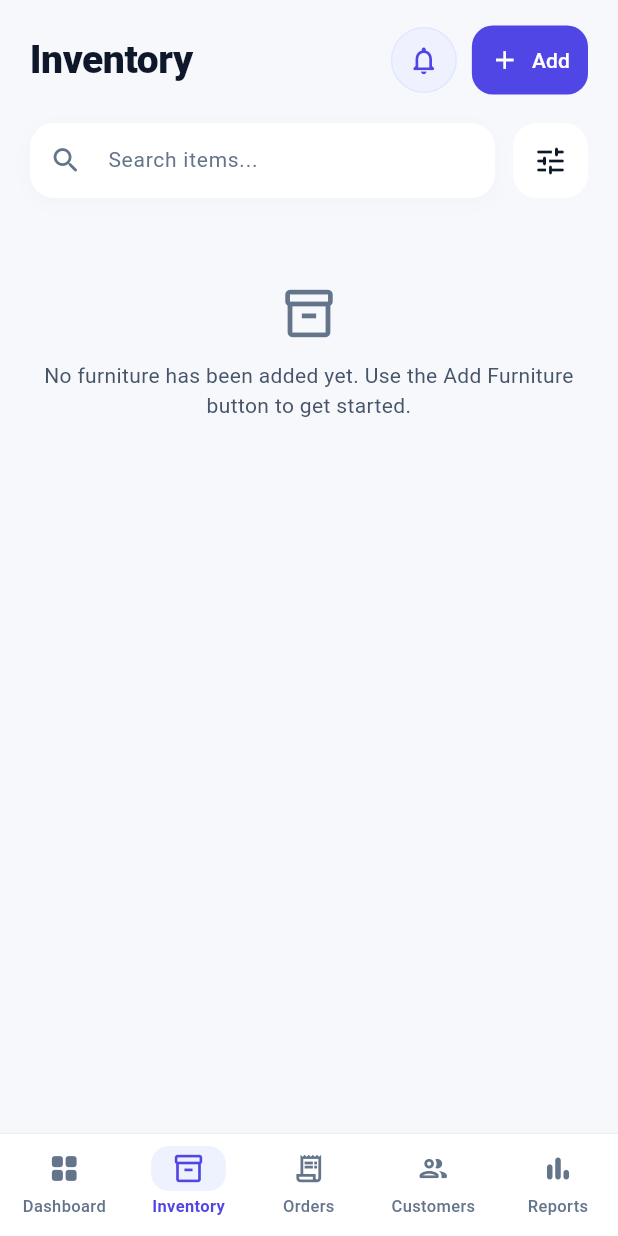
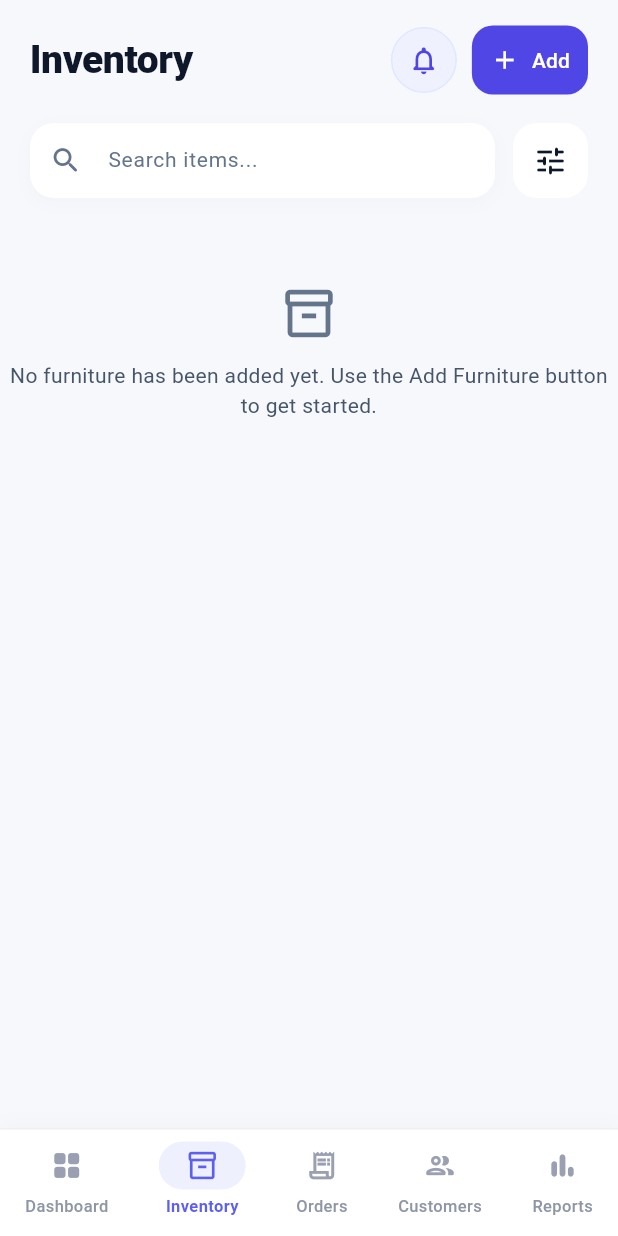
Before and after one commit to kalviumcommunity/S131_SeatAndSet_Kalvium-Community, a Flutter app: the screen it shows after launch, item 2 of the bottom bar chosen, on a phone screen of 412 x 824 dp. Run offline on Flutter 3.47's test engine with Material 3 defaults, Android fonts, the phone set to English and light mode, and no system bars; our stand-ins replace cloud_firestore, firebase_auth, firebase_core; accounts and stored records are empty.

Commit message:
perf(admin): optimize render pipeline, list virtualization, canvas caching, and navigation state preservation

```diff
--- a/lib/admin_panel/models/inventory_item.dart
+++ b/lib/admin_panel/models/inventory_item.dart
@@ -39,6 +39,11 @@ class InventoryItem {
       case InventoryStatus.inTransit:
         return 'In Transit';
     }
+  }
+
+  bool matchesQuery(String query) {
+    if (query.isEmpty) return true;
+    return name.toLowerCase().contains(query) || sku.toLowerCase().contains(query);
   }
 
   /// Convert this item into a Firestore-compatible map.
--- a/lib/admin_panel/screens/admin_inventory_screen.dart
+++ b/lib/admin_panel/screens/admin_inventory_screen.dart
@@ -15,9 +15,13 @@ class AdminInventoryScreen extends StatefulWidget {
   const AdminInventoryScreen({
     super.key,
     this.inventoryService,
+    this.showBottomNav = true,
+    this.onNavigateTab,
   });
 
   final InventoryService? inventoryService;
+  final bool showBottomNav;
+  final ValueChanged<int>? onNavigateTab;
 
   @override
   State<AdminInventoryScreen> createState() =>
@@ -59,10 +63,7 @@ void initState() {
     final query = _searchController.text.toLowerCase().trim();
 
     return items.where((item) {
-      final matchesQuery = query.isEmpty ||
-          item.name.toLowerCase().contains(query) ||
-          item.sku.toLowerCase().contains(query);
-
+      final matchesQuery = item.matchesQuery(query);
       final matchesStatus = _selectedStatusFilter == null ||
           item.status == _selectedStatusFilter;
 
@@ -439,23 +440,33 @@ void initState() {
           child: Column(
             children: [
               Expanded(
-                child: ListView(
-                  padding: const EdgeInsets.symmetric(
-                    horizontal: 20,
-                    vertical: 16,
-                  ),
+                child: StreamBuilder<List<InventoryItem>>(
+                  stream: _inventoryService.watchFurniture(),
+                  builder: (context, snapshot) {
+                    final allItems = snapshot.data ?? <InventoryItem>[];
+                    final filteredItems = _filterItems(allItems);
+
+                    return CustomScrollView(
+                      physics: const BouncingScrollPhysics(),
+                      slivers: [
+                        SliverPadding(
+                          padding: const EdgeInsets.fromLTRB(20, 16, 20, 0),
+                          sliver: SliverToBoxAdapter(
+                            child: Column(
                               children: [
                                 _buildHeader(),
                                 const SizedBox(height: 18),
                                 _buildSearchAndFilterRow(),
                                 const SizedBox(height: 18),
-                    StreamBuilder<List<InventoryItem>>(
-                      stream: _inventoryService.watchFurniture(),
-                      builder: (context, snapshot) {
+                              ],
+                            ),
+                          ),
+                        ),
                         if (snapshot.connectionState ==
                                 ConnectionState.waiting &&
-                            !snapshot.hasData) {
-                          return const Padding(
+                            !snapshot.hasData)
+                          const SliverToBoxAdapter(
+                            child: Padding(
                               padding: EdgeInsets.symmetric(
                                 vertical: 60,
                               ),
@@ -464,11 +475,11 @@ void initState() {
                                   color: Color(0xFF4F46E5),
                                 ),
                               ),
-                          );
-                        }
-
-                        if (snapshot.hasError) {
-                          return _buildMessage(
+                            ),
+                          )
+                        else if (snapshot.hasError)
+                          SliverToBoxAdapter(
+                            child: _buildMessage(
                               'Unable to load inventory. Check your '
                               'connection and Firestore permissions.',
                               icon: Icons.cloud_off_outlined,
@@ -476,38 +487,36 @@ void initState() {
                                 onPressed: () => setState(() {}),
                                 child: const Text('Retry'),
                               ),
-                          );
-                        }
-
-                        final allItems =
-                            snapshot.data ?? <InventoryItem>[];
-                        final filteredItems =
-                            _filterItems(allItems);
-
-                        if (allItems.isEmpty) {
-                          return _buildMessage(
+                            ),
+                          )
+                        else if (allItems.isEmpty)
+                          SliverToBoxAdapter(
+                            child: _buildMessage(
                               'No furniture has been added yet. '
                               'Use the Add Furniture button to get started.',
                               icon: Icons.inventory_2_outlined,
-                          );
-                        }
-
-                        if (filteredItems.isEmpty) {
-                          return _buildMessage(
+                            ),
+                          )
+                        else if (filteredItems.isEmpty)
+                          SliverToBoxAdapter(
+                            child: _buildMessage(
                               'No items match your search or filter.',
                               icon: Icons.search_off_rounded,
-                          );
-                        }
-
-                        return Column(
-                          children: filteredItems
-                              .map(_buildInventoryCard)
-                              .toList(),
+                            ),
+                          )
+                        else
+                          SliverPadding(
+                            padding: const EdgeInsets.symmetric(horizontal: 20),
+                            sliver: SliverList.builder(
+                              itemCount: filteredItems.length,
+                              itemBuilder: (context, index) =>
+                                  _buildInventoryCard(filteredItems[index]),
+                            ),
+                          ),
+                        const SliverToBoxAdapter(child: SizedBox(height: 16)),
+                      ],
                     );
                   },
-                    ),
-                    const SizedBox(height: 16),
-                  ],
                 ),
               ),
               _buildBottomNavigationBar(),
@@ -792,6 +801,8 @@ void initState() {
   }
 
   Widget _buildBottomNavigationBar() {
+    if (!widget.showBottomNav) return const SizedBox.shrink();
+
     final navItems = [
       _NavItem(icon: Icons.grid_view_rounded, label: 'Dashboard'),
       _NavItem(icon: Icons.inventory_2_outlined, label: 'Inventory'),
@@ -816,6 +827,10 @@ void initState() {
               item: navItems[i],
               isSelected: i == 1,
               onTap: () {
+                if (widget.onNavigateTab != null) {
+                  widget.onNavigateTab!(i);
+                  return;
+                }
                 if (i == 0) {
                   Navigator.pushReplacement(
                     context,
--- /dev/null
+++ b/lib/admin_panel/screens/admin_shell_screen.dart
@@ -0,0 +1,174 @@
+import 'package:flutter/material.dart';
+
+import 'admin_dashboard_screen.dart';
+import 'admin_inventory_screen.dart';
+import 'admin_orders_screen.dart';
+import 'admin_customers_screen.dart';
+import 'admin_reports_screen.dart';
+
+/// Performance-optimized state-preserving Navigation Shell for the Admin Panel.
+///
+/// Uses an [IndexedStack] to keep all 5 admin modules alive in memory, preserving
+/// scroll positions, form inputs, search filters, and avoiding redundant route transitions.
+class AdminShellScreen extends StatefulWidget {
+  final int initialIndex;
+  final dynamic inventoryService;
+
+  const AdminShellScreen({
+    super.key,
+    this.initialIndex = 0,
+    this.inventoryService,
+  });
+
+  static AdminShellScreenState? of(BuildContext context) {
+    return context.findAncestorStateOfType<AdminShellScreenState>();
+  }
+
+  @override
+  State<AdminShellScreen> createState() => AdminShellScreenState();
+}
+
+class AdminShellScreenState extends State<AdminShellScreen> {
+  late int _currentIndex;
+
+  final List<_ShellNavItem> _navItems = const [
+    _ShellNavItem(icon: Icons.grid_view_rounded, label: 'Dashboard'),
+    _ShellNavItem(icon: Icons.inventory_2_outlined, label: 'Inventory'),
+    _ShellNavItem(icon: Icons.receipt_long_outlined, label: 'Orders'),
+    _ShellNavItem(icon: Icons.people_outline_rounded, label: 'Customers'),
+    _ShellNavItem(icon: Icons.bar_chart_rounded, label: 'Reports'),
+  ];
+
+  @override
+  void initState() {
+    super.initState();
+    _currentIndex = widget.initialIndex;
+  }
+
+  void switchTab(int index) {
+    if (index < 0 || index >= _navItems.length) return;
+    if (_currentIndex != index) {
+      setState(() => _currentIndex = index);
+    }
+  }
+
+  @override
+  Widget build(BuildContext context) {
+    return Scaffold(
+      backgroundColor: const Color(0xFFF7F8FC),
+      body: IndexedStack(
+        index: _currentIndex,
+        children: [
+          AdminDashboardScreen(
+            showBottomNav: false,
+            onNavigateTab: switchTab,
+          ),
+          AdminInventoryScreen(
+            inventoryService: widget.inventoryService,
+            showBottomNav: false,
+            onNavigateTab: switchTab,
+          ),
+          AdminOrdersScreen(
+            showBottomNav: false,
+            onNavigateTab: switchTab,
+          ),
+          AdminCustomersScreen(
+            showBottomNav: false,
+            onNavigateTab: switchTab,
+          ),
+          AdminReportsScreen(
+            showBottomNav: false,
+            onNavigateTab: switchTab,
+          ),
+        ],
+      ),
+      bottomNavigationBar: _buildMasterBottomNav(),
+    );
+  }
+
+  Widget _buildMasterBottomNav() {
+    return Container(
+      decoration: BoxDecoration(
+        color: Colors.white,
+        border: Border(
+          top: BorderSide(color: Colors.grey.shade200, width: 0.8),
+        ),
+        boxShadow: const [
+          BoxShadow(
+            color: Color(0x06000000),
+            blurRadius: 10,
+            offset: Offset(0, -3),
+          ),
+        ],
+      ),
+      padding: const EdgeInsets.only(top: 8, bottom: 12),
+      child: Row(
+        mainAxisAlignment: MainAxisAlignment.spaceAround,
+        children: [
+          for (int i = 0; i < _navItems.length; i++)
+            _buildNavButton(
+              item: _navItems[i],
+              isSelected: _currentIndex == i,
+              onTap: () => switchTab(i),
+            ),
+        ],
+      ),
+    );
+  }
+
+  Widget _buildNavButton({
+    required _ShellNavItem item,
+    required bool isSelected,
+    required VoidCallback onTap,
+  }) {
+    return GestureDetector(
+      onTap: onTap,
+      behavior: HitTestBehavior.opaque,
+      child: Column(
+        mainAxisSize: MainAxisSize.min,
+        children: [
+          if (isSelected)
+            Container(
+              padding: const EdgeInsets.symmetric(horizontal: 18, vertical: 5),
+              decoration: BoxDecoration(
+                color: const Color(0xFFEEF0FE),
+                borderRadius: BorderRadius.circular(18),
+              ),
+              child: Icon(
+                item.icon,
+                size: 22,
+                color: const Color(0xFF5D5FEF),
+              ),
+            )
+          else
+            Padding(
+              padding: const EdgeInsets.symmetric(vertical: 5),
+              child: Icon(
+                item.icon,
+                size: 22,
+                color: const Color(0xFF9AA0B2),
+              ),
+            ),
+          const SizedBox(height: 3),
+          Text(
+            item.label,
+            style: TextStyle(
+              fontSize: 11,
+              fontWeight: isSelected ? FontWeight.w600 : FontWeight.w500,
+              color: isSelected
+                  ? const Color(0xFF5D5FEF)
+                  : const Color(0xFF8E95A5),
+            ),
+          ),
+        ],
+      ),
+    );
+  }
+}
+
+class _ShellNavItem {
+  final IconData icon;
+  final String label;
+
+  const _ShellNavItem({required this.icon, required this.label});
+}
--- a/lib/admin_panel/services/inventory_service.dart
+++ b/lib/admin_panel/services/inventory_service.dart
@@ -3,30 +3,39 @@ import 'package:cloud_firestore/cloud_firestore.dart';
 import '../models/inventory_item.dart';
 
 class InventoryService {
-  InventoryService({FirebaseFirestore? firestore})
-    : _firestore = firestore ?? FirebaseFirestore.instance;
+  InventoryService({this.firestore});
 
-  final FirebaseFirestore _firestore;
+  final FirebaseFirestore? firestore;
+
+  FirebaseFirestore get _effectiveFirestore => firestore ?? FirebaseFirestore.instance;
 
   CollectionReference<Map<String, dynamic>> get _furnitureCollection =>
-      _firestore.collection('furniture');
+      _effectiveFirestore.collection('furniture');
 
   /// Fetch all furniture items once.
   Future<List<InventoryItem>> getFurniture() async {
+    try {
       final snapshot = await _furnitureCollection.get();
 
       return snapshot.docs
           .map((doc) => InventoryItem.fromMap(doc.id, doc.data()))
           .toList();
+    } catch (_) {
+      return <InventoryItem>[];
+    }
   }
 
   /// Listen for real-time inventory changes.
   Stream<List<InventoryItem>> watchFurniture() {
+    try {
       return _furnitureCollection.snapshots().map(
         (snapshot) => snapshot.docs
             .map((doc) => InventoryItem.fromMap(doc.id, doc.data()))
             .toList(),
       );
+    } catch (_) {
+      return Stream.value(<InventoryItem>[]);
+    }
   }
 
   /// Add furniture and return its generated document ID.
@@ -45,7 +54,7 @@ class InventoryService {
     // for the same SKU. Existing documents are not overwritten.
     final document = _furnitureCollection.doc(normalizedSku);
 
-    return _firestore.runTransaction<String>((transaction) async {
+    return _effectiveFirestore.runTransaction<String>((transaction) async {
       final existing = await transaction.get(document);
 
       if (existing.exists) {
--- a/lib/main.dart
+++ b/lib/main.dart
@@ -2,7 +2,7 @@ import 'package:flutter/material.dart';
 import 'package:flutter/services.dart';
 import 'package:firebase_core/firebase_core.dart';
 import 'firebase_options.dart';
-import 'admin_panel/screens/admin_orders_screen.dart';
+import 'admin_panel/screens/admin_shell_screen.dart';
 import 'admin_panel/theme/admin_colors.dart';
 
 void main() async {
@@ -44,7 +44,7 @@ class SeatAndSetAdminApp extends StatelessWidget {
         colorSchemeSeed: AdminColors.primaryButton,
         fontFamily: 'Roboto',
       ),
-      home: home ?? const AdminOrdersScreen(),
+      home: home ?? const AdminShellScreen(),
     );
   }
 }
```
Also changed, not shown: lib/admin_panel/models/customer_item.dart (+8 -0 lines), lib/admin_panel/models/reports_data.dart (+9 -4 lines), lib/admin_panel/screens/admin_customers_screen.dart (+15 -6 lines), lib/admin_panel/screens/admin_dashboard_screen.dart (+14 -1 lines), lib/admin_panel/screens/admin_orders_screen.dart (+14 -1 lines), lib/admin_panel/screens/admin_reports_screen.dart (+20 -5 lines), lib/admin_panel/widgets/admin_logo.dart (+19 -16 lines), lib/admin_panel/widgets/furniture_thumbnail.dart (+69 -64 lines), 2 other files. Lines whose indentation alone changed are shown as unchanged.
